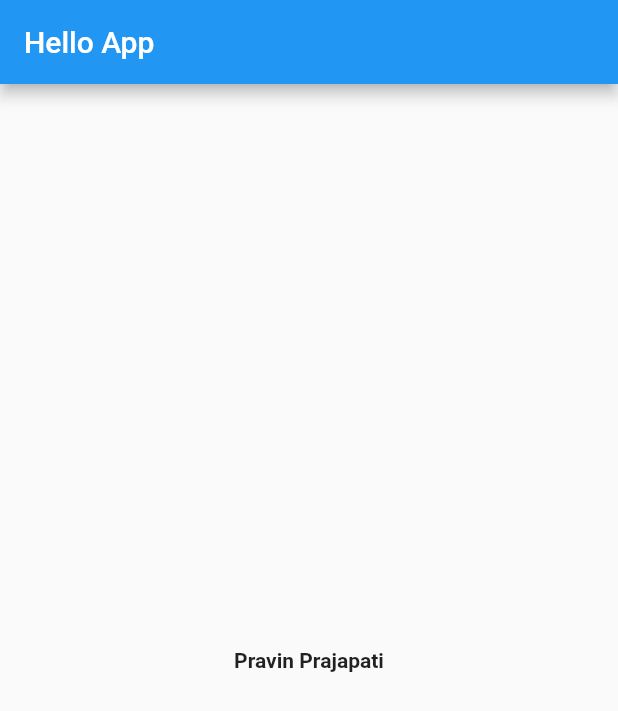
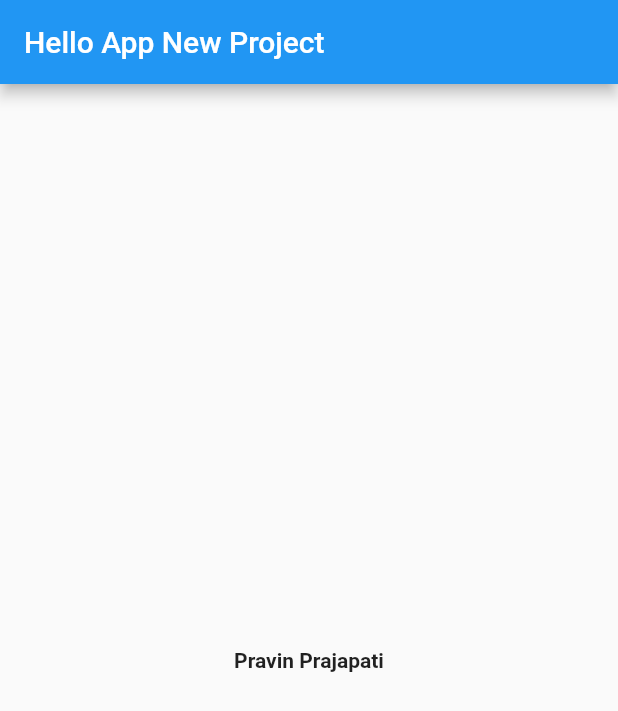
Before and after one commit to pravinprajapati001/Pravin_training, a Flutter app: the MyHomePage screen opened directly, on a phone screen of 412 x 824 dp. Shown: the top 711 px of the screen. Run offline on Flutter 3.47's test engine with Material 2 defaults, Android fonts, the phone set to English and light mode, and no system bars.

Commit message:
new msg changed

```diff
--- a/lib/demo.dart
+++ b/lib/demo.dart
@@ -31,7 +31,7 @@ class _MyHomePageState extends State<MyHomePage> {
 
     return Scaffold(
       appBar: AppBar(
-         title: const Text('Hello App'),
+         title: const Text('Hello App New Project'),
       ),
       body: const Center(
         child: Text("Pravin Prajapati",style: TextStyle(fontWeight: FontWeight.bold),),
```
